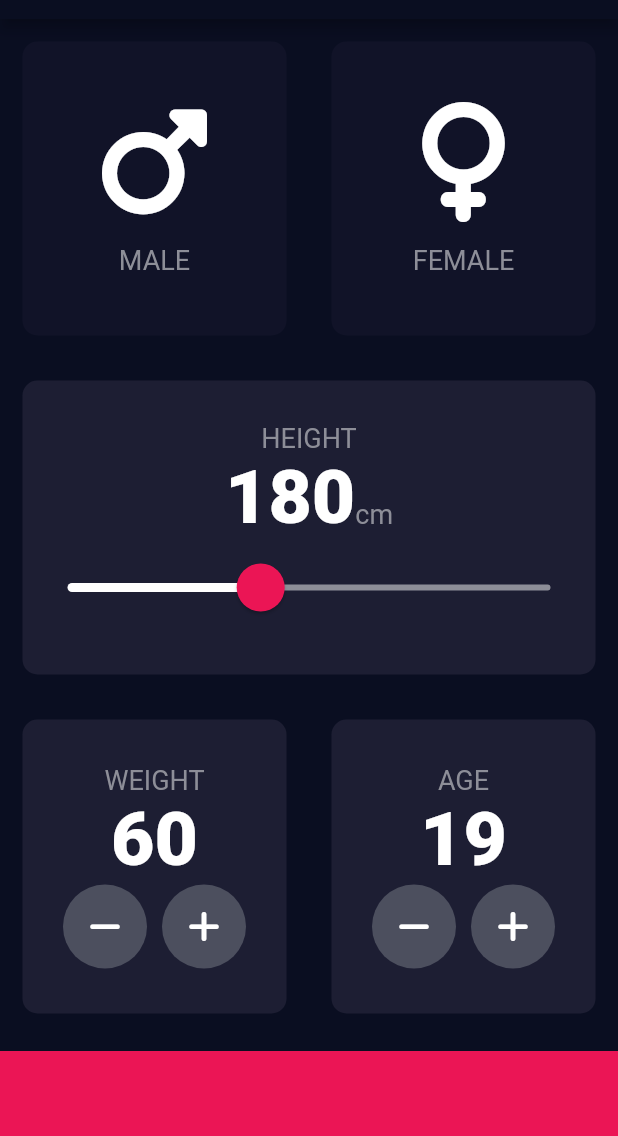
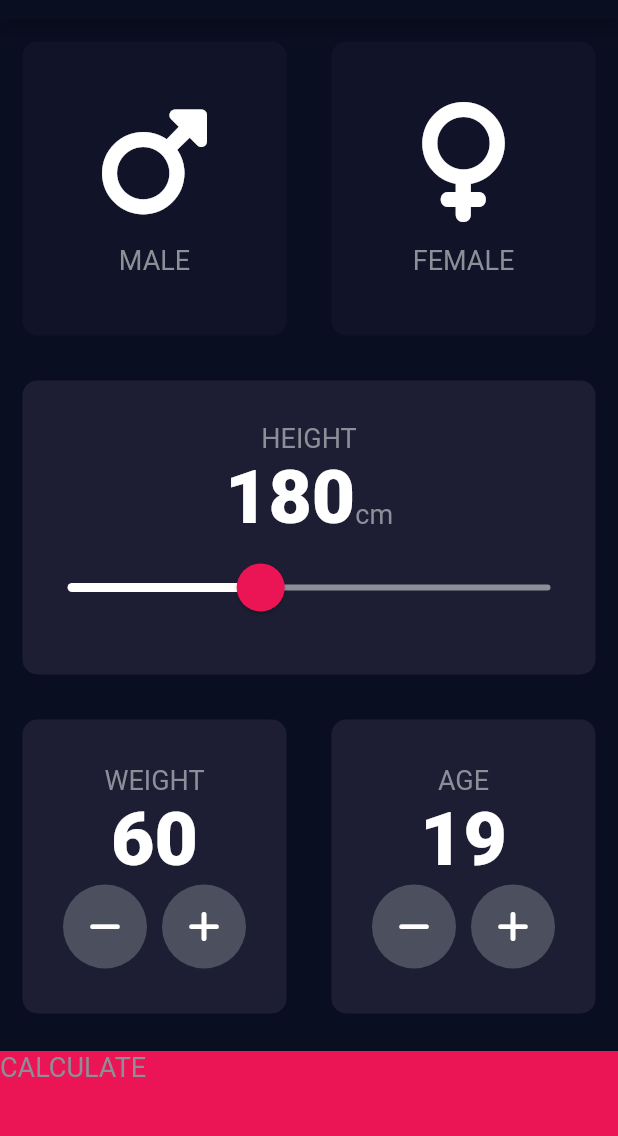
Before and after one commit to Mike5801/BMICalculatorApp, a Flutter app: the screen it shows after launch, on a phone screen of 412 x 824 dp, the part 65-1201 px from its top. Run offline on Flutter 3.47's test engine with Material 2 defaults, Android fonts, the phone set to English and light mode, and no system bars; our stand-ins replace font_awesome_flutter.

Commit message:
add navigation

```diff
--- a/bmi_calculator/lib/input_page.dart
+++ b/bmi_calculator/lib/input_page.dart
@@ -1,3 +1,4 @@
+import 'package:bmi_calculator/results_page.dart';
 import 'package:flutter/material.dart';
 import 'package:font_awesome_flutter/font_awesome_flutter.dart';
 import 'icon_text.dart';
@@ -206,11 +207,25 @@ class _InputPageState extends State<InputPage> {
               ],
             ),
           ),
-          Container(
-            color: kBottomContainerColor,
-            margin: const EdgeInsets.only(top: 10.0),
-            width: double.infinity,
-            height: kBottomContainerHeight,
+          GestureDetector(
+            onTap: () {
+              Navigator.push(
+                context,
+                MaterialPageRoute(
+                  builder: (context) => const ResultsPage(),
+                ),
+              );
+            },
+            child: Container(
+              color: kBottomContainerColor,
+              margin: const EdgeInsets.only(top: 10.0),
+              width: double.infinity,
+              height: kBottomContainerHeight,
+              child: const Text(
+                'CALCULATE',
+                style: kTextStyle,
+              ),
+            ),
           )
         ],
       ),
```
Also changed, not shown: bmi_calculator/lib/results_page.dart (added, +15 -0 lines).
